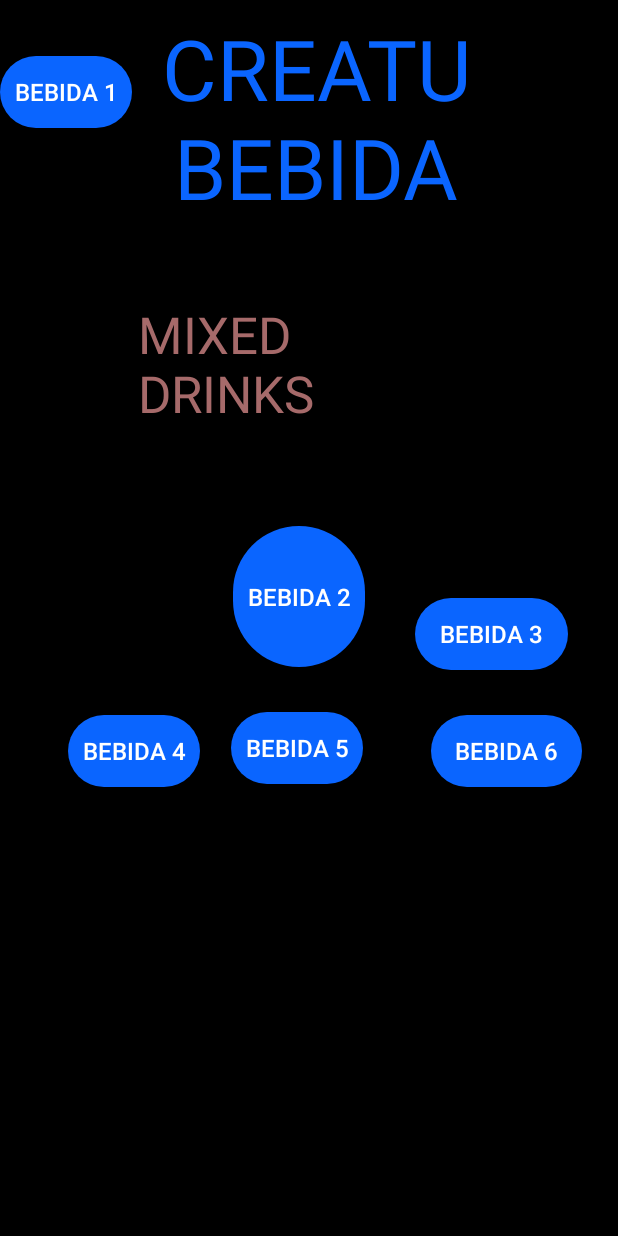
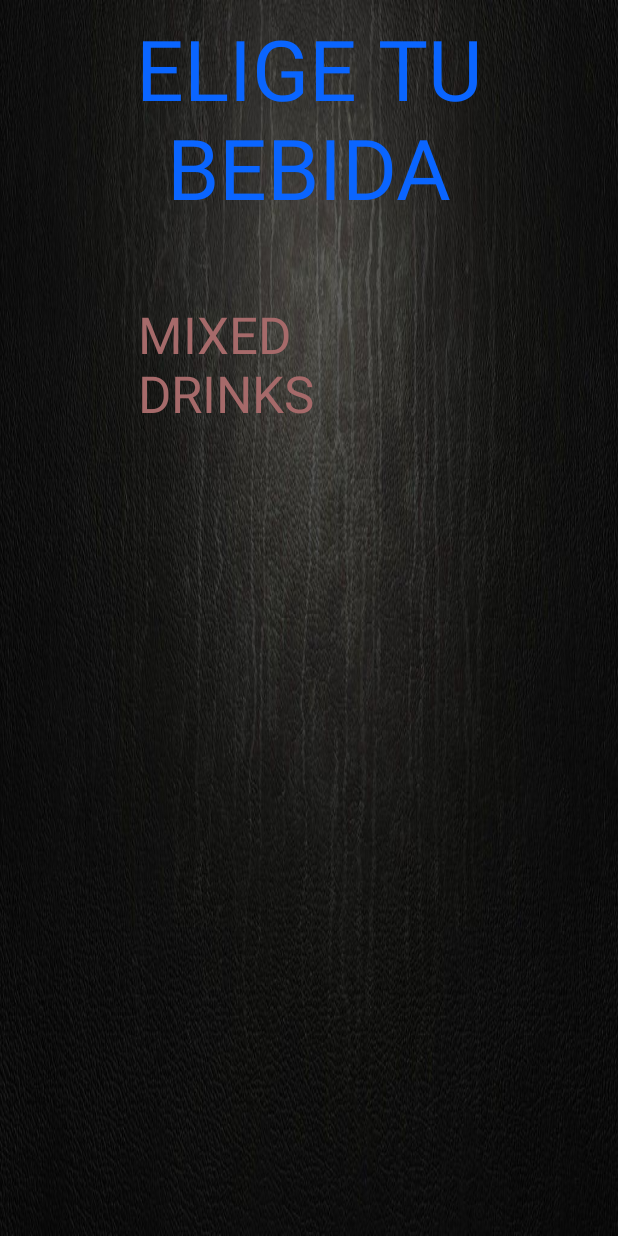
Before and after one commit to esdras4757/xaman, an Android app: the cliente screen opened directly, with no data from a screen before it, on a phone screen of 412 x 824 dp. Run offline under Robolectric (Android 15) with nearby library versions, the phone set to English and light mode, and no system bars; Roboto replaces fonts that are not available here.

```diff
--- /dev/null
+++ b/app/src/main/res/drawable/btnbebi.xml
@@ -0,0 +1,5 @@
+<?xml version="1.0" encoding="utf-8"?>
+<shape android:shape="rectangle" xmlns:android="http://schemas.android.com/apk/res/android">
+<solid android:color="@android:color/black"></solid>
+    <corners android:radius="60sp"></corners>
+</shape>
--- a/app/src/main/res/layout/activity_cliente.xml
+++ b/app/src/main/res/layout/activity_cliente.xml
@@ -4,135 +4,21 @@
     xmlns:tools="http://schemas.android.com/tools"
     android:layout_width="match_parent"
     android:layout_height="match_parent"
-    android:background="@android:color/background_dark"
+    android:background="@drawable/fondo"
     tools:context=".cliente" >
 
     <TextView
         android:id="@+id/CREA"
         android:layout_width="match_parent"
         android:layout_height="wrap_content"
-        android:layout_alignParentStart="true"
         android:layout_alignParentTop="true"
-        android:layout_marginStart="9dp"
         android:layout_marginTop="8dp"
         android:gravity="center"
-        android:text="CREATU BEBIDA"
+        android:text="ELIGE TU BEBIDA"
         android:textAppearance="@style/TextAppearance.AppCompat.Display3"
         android:textColor="@color/colorPrimaryDark" />
 
-    <Button
-        android:id="@+id/ir_beb1"
-        android:layout_width="wrap_content"
-        android:layout_height="wrap_content"
-        android:layout_alignBaseline="@+id/CREA"
-        android:layout_alignTop="@+id/ir_beb4"
-        android:layout_marginTop="-76dp"
-        android:layout_marginRight="20sp"
-        android:background="@drawable/botonbeb"
-        android:elevation="5sp"
-        android:text="@string/bebida1"
-        android:textColor="#fff"
-        android:textSize="16sp"
-        tools:visibility="visible" />
 
-    <Button
-        android:id="@+id/ir_beb2"
-        android:layout_width="wrap_content"
-        android:layout_height="wrap_content"
-        android:layout_above="@+id/ir_beb5"
-        android:layout_below="@+id/textView4"
-        android:layout_marginStart="47dp"
-        android:layout_marginLeft="47dp"
-        android:layout_marginTop="66dp"
-        android:layout_marginRight="20sp"
-        android:layout_marginBottom="30dp"
-        android:layout_toEndOf="@+id/ir_beb1"
-        android:layout_toRightOf="@+id/ir_beb1"
-        android:background="@drawable/botonbeb"
-        android:elevation="5sp"
-        android:text="@string/bebida2"
-        android:textColor="#fff"
-        android:textSize="16sp"
-        tools:visibility="visible" />
-
-    <Button
-        android:id="@+id/ir_beb3"
-        android:layout_width="wrap_content"
-        android:layout_height="wrap_content"
-        android:layout_above="@+id/ir_beb6"
-        android:layout_alignParentEnd="true"
-        android:layout_alignParentRight="true"
-        android:layout_marginStart="33dp"
-        android:layout_marginLeft="33dp"
-        android:layout_marginEnd="33dp"
-        android:layout_marginRight="33dp"
-        android:layout_marginBottom="30sp"
-        android:layout_toEndOf="@+id/ir_beb2"
-        android:layout_toRightOf="@+id/ir_beb2"
-        android:background="@drawable/botonbeb"
-        android:elevation="5sp"
-        android:text="@string/bebida3"
-        android:textColor="#fff"
-        android:textSize="16sp"
-        tools:visibility="visible" />
-
-    <Button
-        android:id="@+id/ir_beb4"
-        android:layout_width="wrap_content"
-        android:layout_height="wrap_content"
-        android:layout_alignParentStart="true"
-        android:layout_alignParentLeft="true"
-        android:layout_alignParentBottom="true"
-        android:layout_marginStart="45dp"
-        android:layout_marginLeft="45dp"
-        android:layout_marginTop="30dp"
-        android:layout_marginRight="20sp"
-        android:layout_marginBottom="299dp"
-        android:background="@drawable/botonbeb"
-        android:elevation="5sp"
-        android:text="@string/bebida4"
-        android:textColor="#fff"
-        android:textSize="16sp"
-        tools:visibility="visible" />
-
-    <Button
-        android:id="@+id/ir_beb5"
-        android:layout_width="wrap_content"
-        android:layout_height="wrap_content"
-        android:layout_alignParentBottom="true"
-        android:layout_marginStart="46dp"
-        android:layout_marginLeft="46dp"
-        android:layout_marginRight="30sp"
-        android:layout_marginBottom="301dp"
-        android:layout_toEndOf="@+id/ir_beb1"
-        android:layout_toRightOf="@+id/ir_beb1"
-        android:background="@drawable/botonbeb"
-        android:elevation="5sp"
-        android:text="@string/bebida5"
-        android:textColor="#fff"
-        android:textSize="16sp"
-        tools:visibility="visible" />
-
-    <Button
-        android:id="@+id/ir_beb6"
-        android:layout_width="wrap_content"
-        android:layout_height="wrap_content"
-        android:layout_alignParentEnd="true"
-        android:layout_alignParentRight="true"
-        android:layout_alignParentBottom="true"
-        android:layout_marginStart="45dp"
-        android:layout_marginLeft="45dp"
-        android:layout_marginEnd="24dp"
-        android:layout_marginRight="24dp"
-        android:layout_marginBottom="299dp"
-        android:layout_toEndOf="@+id/ir_beb5"
-        android:layout_toRightOf="@+id/ir_beb5"
-        android:background="@drawable/botonbeb"
-        android:elevation="5sp"
-        android:text="@string/bebida6"
-        android:textColor="#fff"
-        android:textSize="16sp"
-        tools:visibility="visible" />
 
 
     <TextView
--- a/app/src/main/res/layout/activity_menu_bebidas.xml
+++ b/app/src/main/res/layout/activity_menu_bebidas.xml
@@ -6,18 +6,28 @@
     android:layout_height="match_parent"
     tools:context=".MenuBebidas">
 
-    <TextView
-        android:id="@+id/textView2"
-        android:layout_width="wrap_content"
-        android:layout_height="wrap_content"
-        android:text="menu de bebidas"
-        android:textAppearance="@style/TextAppearance.AppCompat.Display3" />
+    <ImageView
+        android:layout_width="match_parent"
+        android:layout_height="match_parent"
+        android:layout_alignParentStart="true"
+        android:layout_alignParentTop="true"
+        android:layout_marginTop="-1dp"
+        android:contentDescription="@string/todo"
+        android:scaleType="centerCrop"
+        android:src="@drawable/menux"
+        android:layout_alignParentLeft="true" />
+
 
     <Button
         android:id="@+id/button"
-        android:layout_width="144dp"
-        android:layout_height="98dp"
-        android:layout_centerInParent="true"
+        android:layout_width="200dp"
+        android:layout_height="20dp"
+        android:layout_alignParentEnd="true"
+        android:layout_alignParentRight="true"
+        android:layout_marginTop="39dp"
+        android:layout_marginEnd="102dp"
+        android:layout_marginRight="102dp"
+        android:background="@drawable/btnbebi"
         android:onClick="botonseleccionarbebida"
-        android:text="Button" />
+        android:text="Crear bebida" />
 </RelativeLayout>
--- a/app/src/main/res/values/strings.xml
+++ b/app/src/main/res/values/strings.xml
@@ -14,4 +14,10 @@
     <string name="bebida4">BEBIDA 4</string>
     <string name="bebida5">BEBIDA 5</string>
     <string name="bebida6">BEBIDA 6</string>
+    <string name="MARGARITA">MARGARITA</string>
+    <string name="gintonic"><![CDATA[GIN & TONIC]]></string>
+    <string name="cosmopolitan">COSMOPOLITAN</string>
+    <string name="tequila">TEQUILA SUNRISE</string>
+    <string name="joey">JOEY´S DRINK</string>
+    <string name="alex">ALEXANDER</string>
 </resources>
```
Also changed, not shown: app/src/main/res/drawable/fondo.jpg (added), 1 other file.
